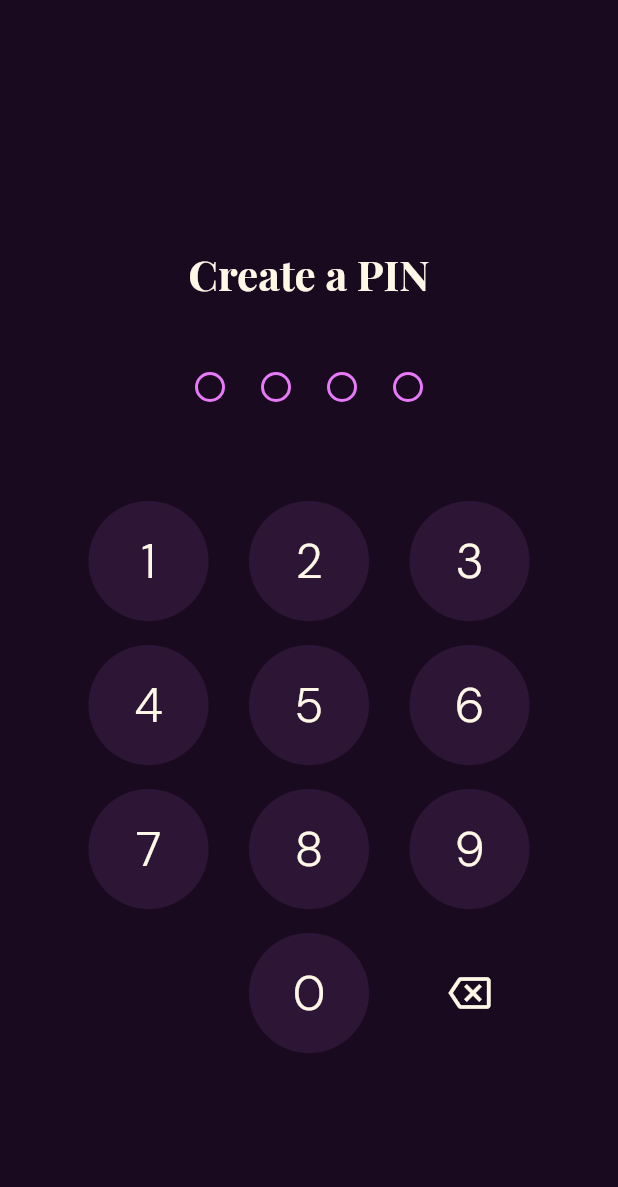
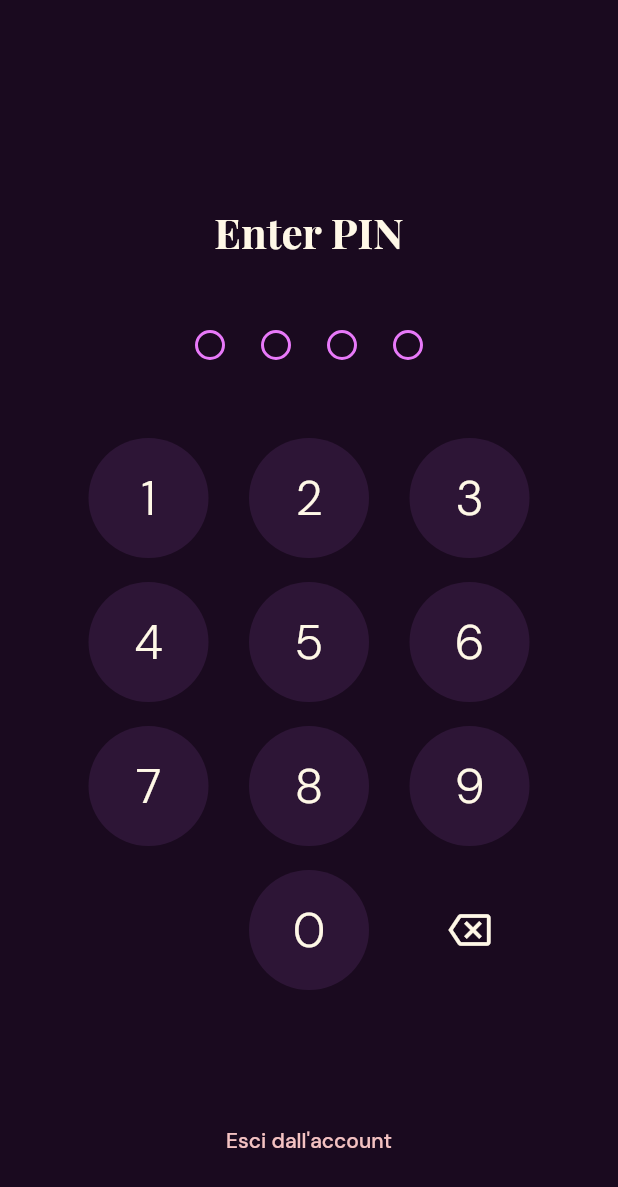
Before and after one commit to godcorpspa/kamasutra_app, a Flutter app: the PinScreen screen opened by its route, on a phone screen of 412 x 824 dp. Shown: the top 1187 px of the screen. Run offline on Flutter 3.47's test engine with Material 3 defaults, Android fonts, the phone set to English and light mode, and no system bars; our stand-ins replace cloud_firestore, confetti, easy_localization, equatable, firebase_auth, firebase_core and 7 more; accounts and stored records are empty; network calls fail; project files that could hold a hidden picture were left out.

Commit message:
Fix 5 settings issues: biometric, history, snackbars, shuffle cards, save button
1. Face ID independent of PIN: biometric toggle always visible in settings;
   router requires auth screen for biometric-only users; PIN screen supports
   biometric-only mode (no number pad shown) and adds logout button to both modes.

2. Clear history: now also clears tried positions list (setTriedPositionIds([])),
   so the 'Provate' tab in Progressi resets correctly.

3. Remove all snackbar/toast messages: eliminated 'added to favorites',
   'removed from favorites', 'added to tried' toasts from catalog_screen,
   position_detail_screen, and shuffle_session_screen.

4. Shuffle cards: energy and duration now show icon chips (battery icon for
   energy with color coding, timer icon for duration) matching catalog card style.

5. Save button in shuffle: no longer removes from favorites on second tap.
   If position is already saved, haptic feedback only. Button shows filled
   heart when position is already a favorite.

https://claude.ai/code/session_013EC1d6fwaYQNjbCSc73bin

```diff
--- a/lib/features/onboarding/presentation/pin_screen.dart
+++ b/lib/features/onboarding/presentation/pin_screen.dart
@@ -3,6 +3,8 @@ import 'package:flutter/services.dart';
 import 'package:go_router/go_router.dart';
 import 'package:easy_localization/easy_localization.dart';
 import 'package:local_auth/local_auth.dart';
+import 'package:firebase_auth/firebase_auth.dart';
+import 'package:google_sign_in/google_sign_in.dart';
 import 'dart:convert';
 import 'package:crypto/crypto.dart';
 
@@ -28,12 +30,18 @@ class _PinScreenState extends State<PinScreen> {
   bool _isConfirming = false;
   String? _error;
   bool _canUseBiometric = false;
+  // True when only biometric is enabled (no PIN required)
+  bool _isBiometricOnlyMode = false;
 
   @override
   void initState() {
     super.initState();
+    final prefs = PreferencesService.instance;
+    final isPinEnabled = prefs.isPinEnabled;
+    final isBiometricEnabled = prefs.isBiometricEnabled;
+    _isBiometricOnlyMode = isBiometricEnabled && !isPinEnabled;
+    _isCreating = isPinEnabled && prefs.pinHash == null;
     _checkBiometric();
-    _isCreating = PreferencesService.instance.pinHash == null;
   }
 
   Future<void> _checkBiometric() async {
@@ -44,7 +52,8 @@ class _PinScreenState extends State<PinScreen> {
         _canUseBiometric = canCheck && isSupported;
       });
 
-      if (_canUseBiometric && !_isCreating) {
+      // Auto-trigger biometric if not creating a PIN
+      if (_canUseBiometric && (!_isCreating || _isBiometricOnlyMode)) {
         _authenticateWithBiometric();
       }
     }
@@ -153,8 +162,65 @@ class _PinScreenState extends State<PinScreen> {
     }
   }
 
+  Future<void> _logout() async {
+    try {
+      await FirebaseAuth.instance.signOut();
+      final googleSignIn = GoogleSignIn();
+      if (await googleSignIn.isSignedIn()) {
+        await googleSignIn.signOut();
+      }
+      PreferencesService.instance.setSessionAuthenticated(false);
+      if (mounted) context.go(AppRoutes.login);
+    } catch (e) {
+      debugPrint('Errore logout: $e');
+    }
+  }
+
   @override
   Widget build(BuildContext context) {
+    // Biometric-only mode: show only biometric prompt
+    if (_isBiometricOnlyMode) {
+      return Scaffold(
+        body: SafeArea(
+          child: Padding(
+            padding: const EdgeInsets.all(32),
+            child: Column(
+              children: [
+                const Spacer(flex: 2),
+                Icon(
+                  Icons.fingerprint,
+                  size: 80,
+                  color: Theme.of(context).colorScheme.primary,
+                ),
+                const SizedBox(height: 24),
+                Text(
+                  'pin.use_biometric'.tr(),
+                  style: Theme.of(context).textTheme.headlineMedium,
+                  textAlign: TextAlign.center,
+                ),
+                const SizedBox(height: 48),
+                if (_canUseBiometric)
+                  ElevatedButton.icon(
+                    onPressed: _authenticateWithBiometric,
+                    icon: const Icon(Icons.fingerprint),
+                    label: Text('pin.use_biometric'.tr()),
+                    style: ElevatedButton.styleFrom(
+                      minimumSize: const Size(220, 52),
+                    ),
+                  ),
+                const Spacer(),
+                TextButton(
+                  onPressed: _logout,
+                  child: const Text('Esci dall\'account'),
+                ),
+                const SizedBox(height: 16),
+              ],
+            ),
+          ),
+        ),
+      );
+    }
+
     final title = _isCreating
         ? (_isConfirming ? 'pin.confirm_pin'.tr() : 'pin.create_pin'.tr())
         : 'pin.enter_pin'.tr();
@@ -228,6 +294,13 @@ class _PinScreenState extends State<PinScreen> {
                 ),
 
               const Spacer(),
+
+              // Logout
+              TextButton(
+                onPressed: _logout,
+                child: const Text('Esci dall\'account'),
+              ),
+              const SizedBox(height: 8),
             ],
           ),
         ),
--- a/lib/features/settings/presentation/settings_screen.dart
+++ b/lib/features/settings/presentation/settings_screen.dart
@@ -129,8 +129,6 @@ class _SettingsScreenState extends ConsumerState<SettingsScreen> {
           value: _isPinEnabled,
           onChanged: (value) async {
             if (value) {
-              // Navigate to PIN creation
-              // For now just toggle
               await PreferencesService.instance.setPinEnabled(true);
               UserDataSyncService.instance.syncSettingsPatch({'pin_enabled': true});
             } else {
@@ -142,7 +140,6 @@ class _SettingsScreenState extends ConsumerState<SettingsScreen> {
           },
         ),
 
-        if (_isPinEnabled)
         _buildSwitchTile(
           icon: Icons.fingerprint,
           title: 'settings.biometric'.tr(),
@@ -154,7 +151,6 @@ class _SettingsScreenState extends ConsumerState<SettingsScreen> {
             setState(() => _isBiometricEnabled = value);
           },
         ),
-
       ],
     );
   }
@@ -458,6 +454,7 @@ class _SettingsScreenState extends ConsumerState<SettingsScreen> {
               Navigator.pop(dialogContext);
               try {
                 await PreferencesService.instance.clearHistory();
+                await PreferencesService.instance.setTriedPositionIds([]);
                 await UserDataSyncService.instance.clearCloudHistory();
                 scaffoldMessenger.showSnackBar(
                   const SnackBar(
```
Also changed, not shown: lib/app/router.dart (+7 -4 lines), lib/features/catalog/presentation/catalog_screen.dart (+1 -13 lines), lib/features/catalog/presentation/position_detail_screen.dart (+1 -23 lines), lib/features/shuffle/presentation/shuffle_session_screen.dart (+77 -35 lines). Lines whose indentation alone changed are shown as unchanged.
